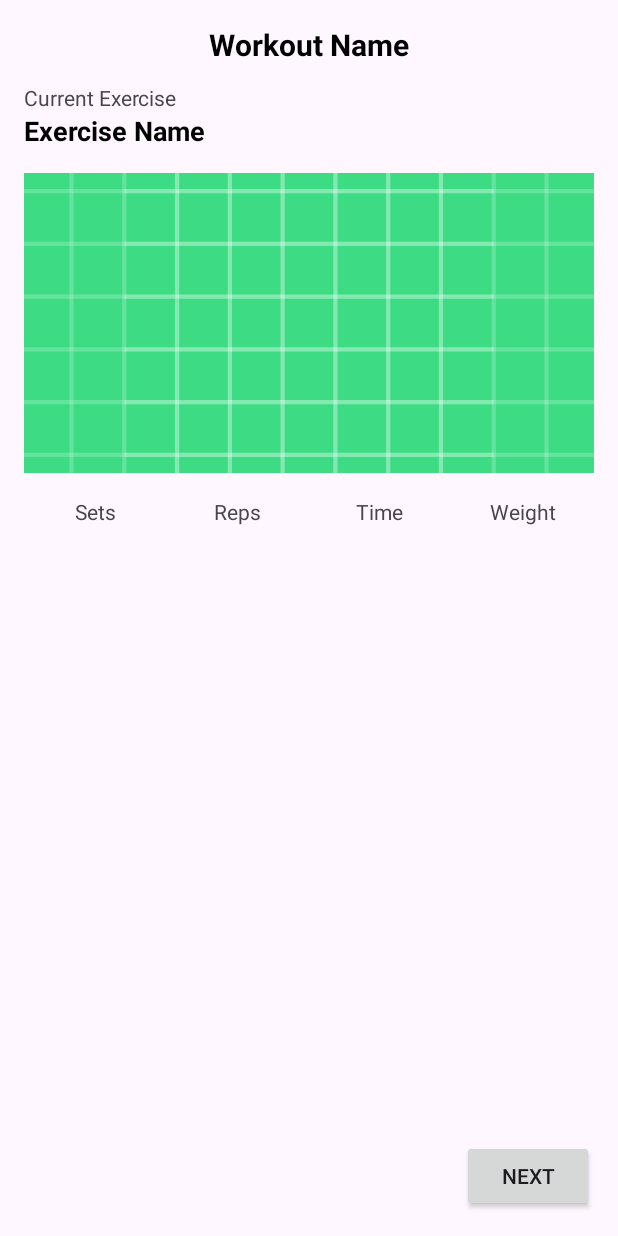
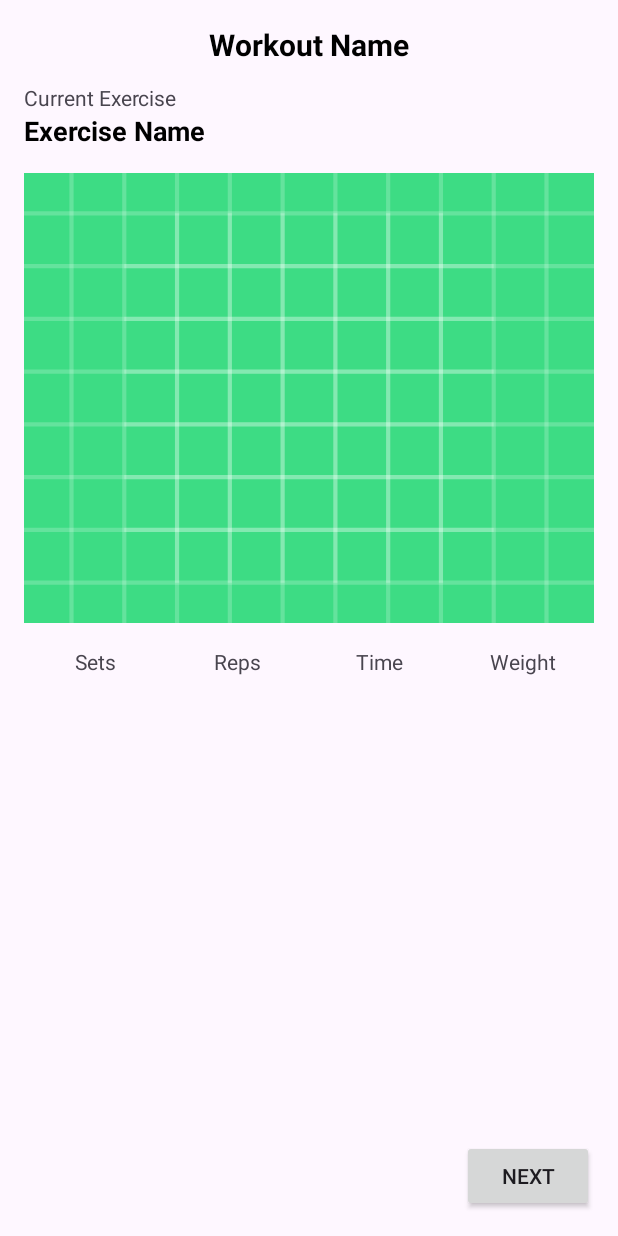
Before and after one commit to RamatjyotSingh/GymBuddyApp, an Android app: the WorkoutPlayerActivity screen opened directly, with no data from a screen before it, on a phone screen of 412 x 824 dp. Run offline under Robolectric (Android 15) with nearby library versions, the light colour scheme and no system bars; our stand-ins replace Timber; 2 statements that could not run were skipped.

```diff
--- a/app/src/main/res/layout/activity_workout_player.xml
+++ b/app/src/main/res/layout/activity_workout_player.xml
@@ -49,13 +49,12 @@
    <ImageView
     android:id="@+id/ivExerciseImage"
     android:layout_width="match_parent"
-        android:layout_height="200dp"
+    android:layout_height="300dp"
     android:layout_below="@id/exerciseNameLayout"
     android:layout_marginTop="16dp"
     android:scaleType="centerCrop"
     android:contentDescription="@string/exercise_image_content_description"
     android:src="@drawable/ic_launcher_background" />
-
     <!-- Exercise Information -->
     <LinearLayout
         android:id="@+id/exerciseInfoLayout"
@@ -173,7 +172,6 @@
         android:layout_width="match_parent"
         android:layout_height="match_parent"
         android:layout_below="@+id/exerciseInfoLayout"
-        android:layout_above="@+id/fabAddSet"
         android:nestedScrollingEnabled="false" />
 
     <!-- Add Set Entry Button -->
```
Also changed, not shown: app/src/main/java/comp3350/gymbuddy/presentation/activity/WorkoutPlayerActivity.java (+12 -1 lines), 4 other files. Lines whose indentation alone changed are shown as unchanged.
